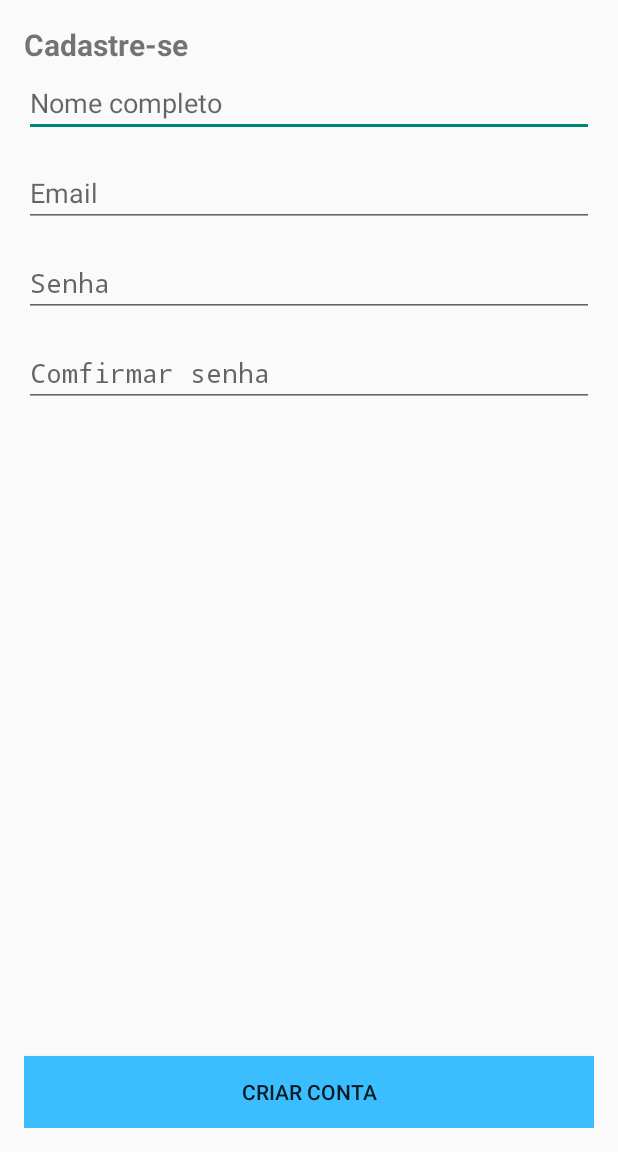
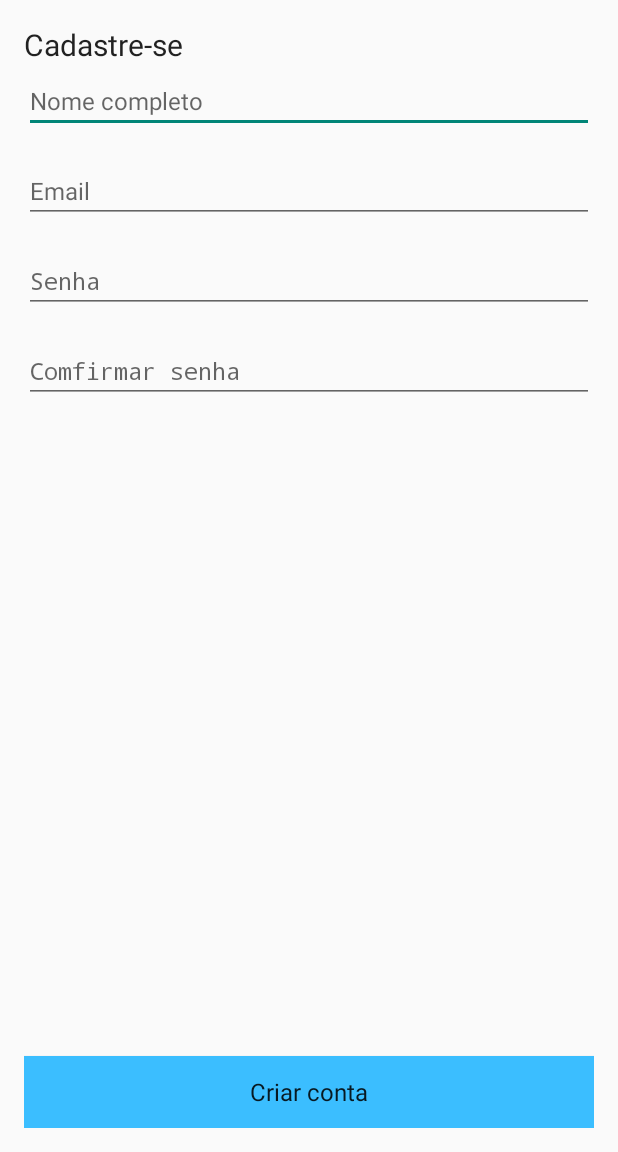
Before and after one commit to EduardoPetrini/andro-test, an Android app: the layout activity_home.xml on its own in the app's theme, with its tools: preview values and no code run, on a phone screen of 412 x 824 dp, the part 84-1236 px from its top. Run offline under Robolectric (Android 15) with nearby library versions, the phone set to English and light mode, and no system bars.

Commit message:
Corrigido o problema da font na tela de login

```diff
--- a/AndroTest/app/src/main/java/br/com/androtest/HomeActivity.java
+++ b/AndroTest/app/src/main/java/br/com/androtest/HomeActivity.java
@@ -4,7 +4,6 @@ import android.app.ActionBar;
 import android.app.Activity;
 import android.content.Context;
 import android.content.Intent;
-import android.graphics.Typeface;
 import android.os.Bundle;
 import android.text.Spannable;
 import android.text.SpannableString;
@@ -14,7 +13,6 @@ import android.view.Menu;
 import android.view.MenuItem;
 import android.view.ViewGroup;
 import android.view.WindowManager;
-import android.widget.TextView;
 
 import uk.co.chrisjenx.calligraphy.CalligraphyConfig;
 import uk.co.chrisjenx.calligraphy.CalligraphyContextWrapper;
@@ -32,13 +30,13 @@ public class HomeActivity extends Activity {
 
 //        Default font
         CalligraphyConfig.initDefault(new CalligraphyConfig.Builder()
-                        .setDefaultFontPath("comfortaa_regular.ttf")
+                        .setDefaultFontPath("fonts/comfortaa-regular.ttf")
                         .setFontAttrId(R.attr.fontPath)
                         .build()
         );
 
         SpannableString s = new SpannableString("");
-        s.setSpan(new TypefaceSpan("comfortaa_regular.ttf"), 0, s.length(),
+        s.setSpan(new TypefaceSpan("fonts/comfortaa-bold.ttf"), 0, s.length(),
                 Spannable.SPAN_EXCLUSIVE_EXCLUSIVE);
 
         // Update the action bar title with the TypefaceSpan instance
--- a/AndroTest/app/src/main/res/layout/activity_action_bar.xml
+++ b/AndroTest/app/src/main/res/layout/activity_action_bar.xml
@@ -12,8 +12,6 @@
         android:ellipsize="end"
         android:maxLines="1"
         android:text="@string/app_name"
-        android:textAppearance="?android:attr/textAppearanceMedium"
         android:textColor="@android:color/white"
-        fontPath="comfortaa_bold.ttf"
         android:textSize="30dp"/>
 </RelativeLayout>
--- a/AndroTest/app/src/main/res/layout/activity_home.xml
+++ b/AndroTest/app/src/main/res/layout/activity_home.xml
@@ -16,8 +16,8 @@
         android:layout_height="wrap_content"
         android:text="@string/head_cadastro"
         android:textSize="20dp"
-        fontPath="comfortaa_regular.ttf"
-        android:textStyle="bold" />
+        android:textAppearance="@style/comforttaFont"
+        />
 
     <EditText
         android:id="@+id/inputNome"
@@ -25,7 +25,7 @@
         android:layout_height="wrap_content"
         android:hint="@string/complet_name"
         android:layout_marginTop="30dp"
-        fontPath="comfortaa_regular.ttf"/>
+        android:textAppearance="@style/comforttaFont"/>
 
     <EditText
         android:id="@+id/inputEmail"
@@ -33,7 +33,7 @@
         android:layout_height="wrap_content"
         android:hint="@string/email"
         android:layout_marginTop="90dp"
-        fontPath="comfortaa_regular.ttf"/>
+        android:textAppearance="@style/comforttaFont"/>
 
     <EditText
         android:id="@+id/inputSenha"
@@ -42,7 +42,7 @@
         android:hint="@string/password"
         android:layout_marginTop="150dp"
         android:password="true"
-        fontPath="comfortaa_regular.ttf"/>
+        android:textAppearance="@style/comforttaFont"/>
 
     <EditText
         android:id="@+id/inputConfSenha"
@@ -51,7 +51,7 @@
         android:hint="@string/confirm_password"
         android:layout_marginTop="210dp"
         android:password="true"
-        fontPath="comfortaa_regular.ttf"/>
+        android:textAppearance="@style/comforttaFont"/>
 
     <Button
         android:id="@+id/buttonCadastre"
@@ -59,7 +59,7 @@
         android:layout_height="wrap_content"
         android:layout_alignParentBottom="true"
         android:text="@string/button_create_account"
-        fontPath="comfortaa_regular.ttf"
+        android:textAppearance="@style/comforttaFont"
         android:background="@color/blue_default"/>
 
 </RelativeLayout>
```
Also changed, not shown: AndroTest/app/src/main/java/br/com/androtest/LoginActivity.java (+9 -10 lines), AndroTest/app/src/main/res/layout/activity_login.xml (+4 -4 lines), AndroTest/app/src/main/res/values-v11/styles.xml (+0 -10 lines), AndroTest/app/src/main/res/values/attrs.xml (+4 -4 lines), AndroTest/app/src/main/res/values/styles.xml (+3 -19 lines), AndroTest/app/src/main/assets/fonts/comfortaa-bold.ttf (renamed from AndroTest/app/src/main/assets/comfortaa_bold.ttf), AndroTest/app/src/main/assets/fonts/comfortaa-regular.ttf (renamed from AndroTest/app/src/main/assets/comfortaa_regular.ttf).
